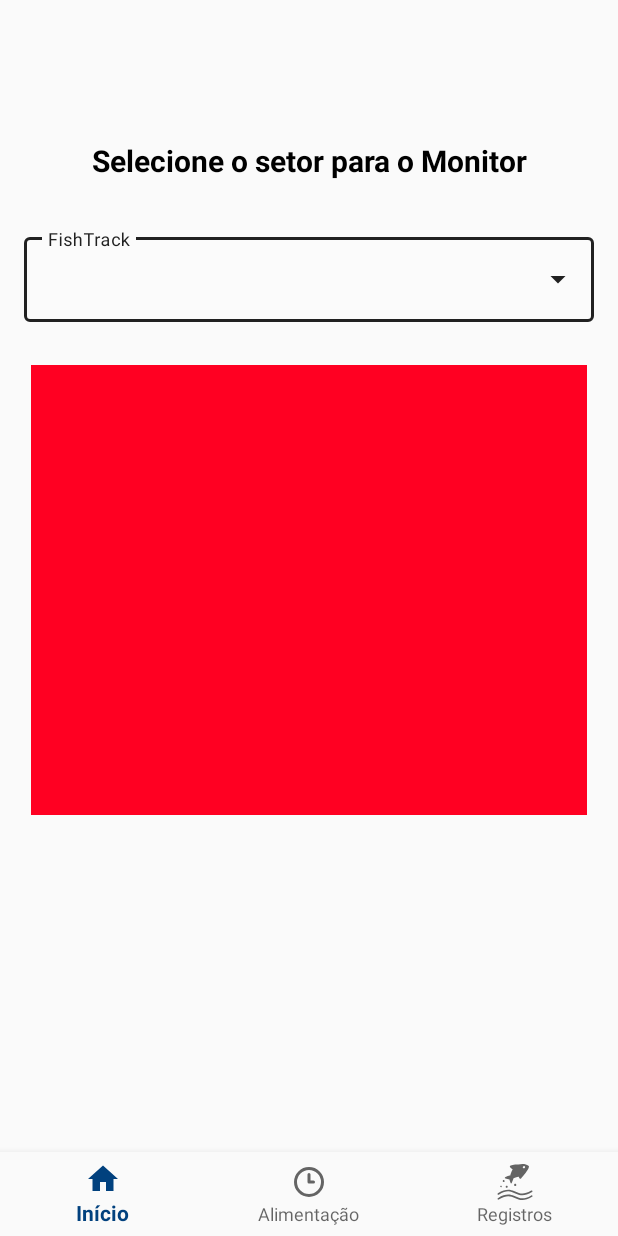
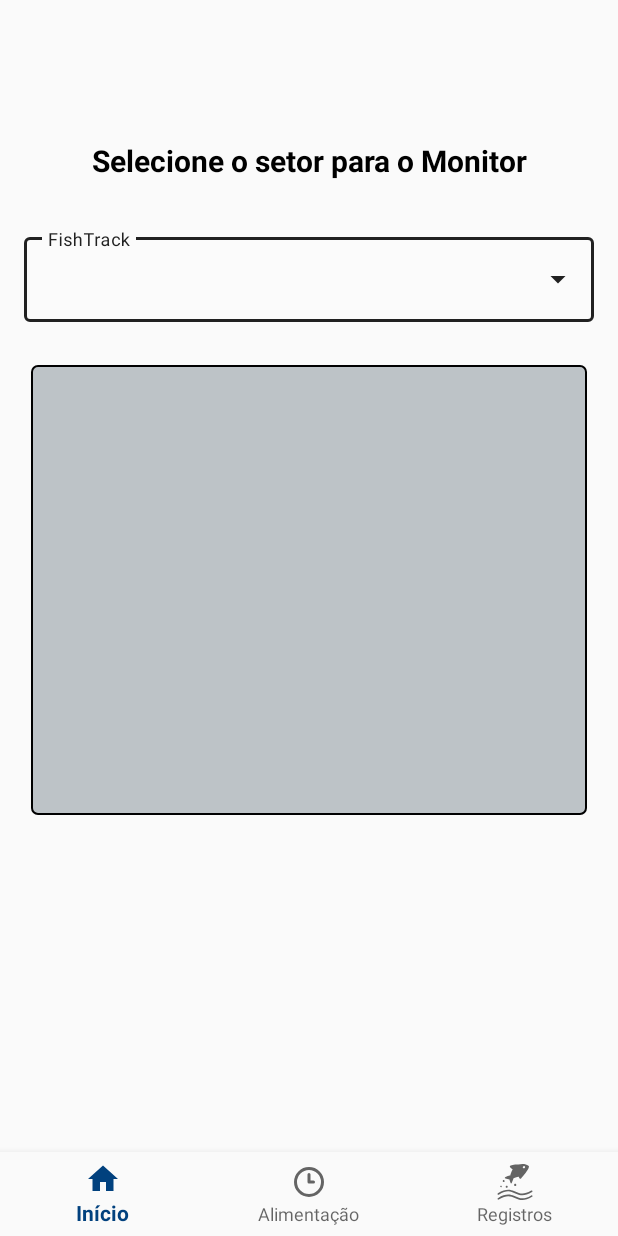
Before and after one commit to JuanSoftware/FishTrack, an Android app: the HomePageFragment screen opened directly, with no data from a screen before it, on a phone screen of 412 x 824 dp. Run offline under Robolectric (Android 15) with nearby library versions, the phone set to English and light mode, and no system bars; our stand-ins replace navigation-ui.

Commit message:
Adicionando um método estático setBackgroundBorderColor para setar o fundo dos elementos das Views no app inteiro

```diff
--- a/app/src/main/java/com/example/fishtrack/activities/home/fragments/home_page/HomePageFragment.java
+++ b/app/src/main/java/com/example/fishtrack/activities/home/fragments/home_page/HomePageFragment.java
@@ -11,8 +11,9 @@ import androidx.fragment.app.FragmentTransaction;
 import androidx.lifecycle.ViewModelProvider;
 
 import com.example.fishtrack.R;
-import com.example.fishtrack.activities.shared.fragments.DropDownFragment;
+import com.example.fishtrack.shared.fragments.DropDownFragment;
 import com.example.fishtrack.databinding.FragmentHomePageBinding;
+import com.example.fishtrack.shared.utils.style.StyleUtils;
 
 public class HomePageFragment extends Fragment {
 
@@ -25,12 +26,11 @@ public class HomePageFragment extends Fragment {
 
         binding = FragmentHomePageBinding.inflate(inflater, container, false);
         View root = binding.getRoot();
+        StyleUtils.setBackgroundBorderColor(root.findViewById(R.id.panel_img),"#bdc3c7",6f,2,"#000000");
         dropDownFragment = new DropDownFragment();
         FragmentTransaction fragmentTransaction = getChildFragmentManager().beginTransaction();
         fragmentTransaction.replace(R.id.dropdown_menu,dropDownFragment);
         fragmentTransaction.commit();
-//        final TextView textView = binding.textHome;
-//        homeViewModel.getText().observe(getViewLifecycleOwner(), textView::setText);
         return root;
     }
 
--- a/app/src/main/java/com/example/fishtrack/activities/shared/fragments/DropDownFragment.java
+++ b/app/src/main/java/com/example/fishtrack/shared/fragments/DropDownFragment.java
@@ -1,4 +1,4 @@
-package com.example.fishtrack.activities.shared.fragments;
+package com.example.fishtrack.shared.fragments;
 
 import android.os.Bundle;
 
--- /dev/null
+++ b/app/src/main/java/com/example/fishtrack/shared/utils/style/StyleUtils.java
@@ -0,0 +1,23 @@
+package com.example.fishtrack.shared.utils.style;
+
+import android.graphics.Color;
+import android.graphics.drawable.GradientDrawable;
+import android.view.View;
+
+public class StyleUtils {
+
+    public  static <T extends View> void setBackgroundBorderColor(
+        T element,
+        String color,
+        float borderRadius,
+        int widthStroke,
+        String colorStroke
+    ){
+        GradientDrawable shape = new GradientDrawable();
+        shape.setColor(Color.parseColor(color));
+        shape.setCornerRadius(borderRadius);
+        shape.setStroke(widthStroke,Color.parseColor(colorStroke));
+        element.setBackground(shape);
+    }
+
+}
--- a/app/src/main/res/layout/fragment_drop_down.xml
+++ b/app/src/main/res/layout/fragment_drop_down.xml
@@ -4,7 +4,7 @@
     android:layout_width="match_parent"
     android:layout_height="match_parent"
     android:theme="@style/Theme.MaterialComponents.DayNight.DarkActionBar"
-    tools:context=".activities.shared.fragments.DropDownFragment">
+    tools:context=".shared.fragments.DropDownFragment">
 
     <com.google.android.material.textfield.TextInputLayout
         android:layout_width="match_parent"
--- a/app/src/main/res/layout/fragment_home_page.xml
+++ b/app/src/main/res/layout/fragment_home_page.xml
@@ -36,6 +36,7 @@
     </androidx.constraintlayout.widget.ConstraintLayout>
 
     <androidx.constraintlayout.widget.ConstraintLayout
+        android:id="@+id/panel_img"
         android:layout_width="0dp"
         android:layout_height="300dp"
         app:layout_constraintWidth_percent="0.9"
```
Also changed, not shown: app/src/main/java/com/example/fishtrack/activities/shared/utils/style/BackgroundBorderStyle.java (deleted, +0 -12 lines).
